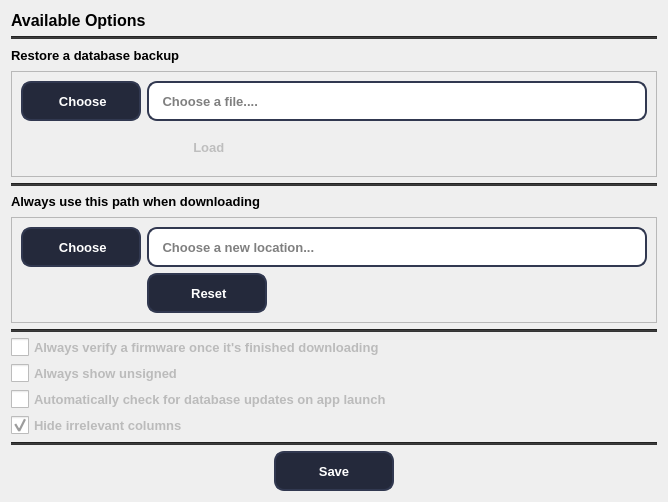
i0nsec/iFirmware-Toolkit, file UI/_config.ui: the form before one commit.
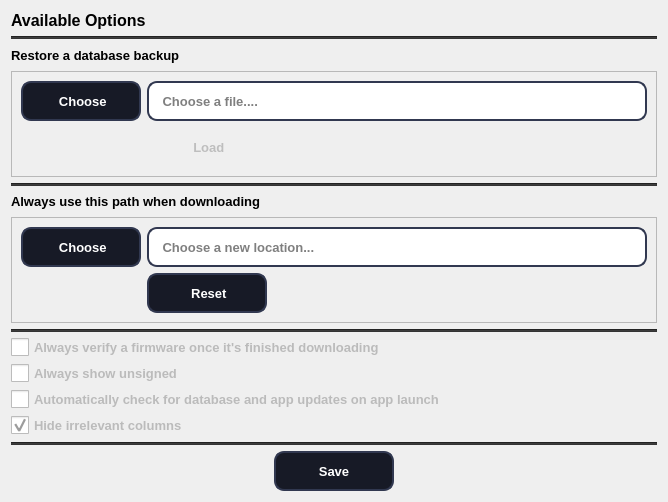
The form after the commit. Icons and pictures are not drawn.

The edit to the form file:
```diff
--- a/UI/_config.ui
+++ b/UI/_config.ui
@@ -138,7 +138,7 @@
      </property>
      <property name="styleSheet">
       <string notr="true">QPushButton {
-        background-color: #24293B;
+        background-color: #171A26;
         border: none;
         color: #fff;
  		border: 2px solid #313850;
@@ -243,7 +243,7 @@
         </property>
         <property name="styleSheet">
          <string notr="true">QPushButton {
-        background-color: #24293B;
+        background-color: #171A26;
         border: none;
         color: #fff;
  		border: 2px solid #313850;
@@ -350,7 +350,7 @@
         </property>
         <property name="styleSheet">
          <string notr="true">QPushButton {
-        background-color: #24293B;
+        background-color: #171A26;
         border: none;
         color: #fff;
  		border: 2px solid #313850;
@@ -567,7 +567,7 @@
 }</string>
      </property>
      <property name="text">
-      <string>Automatically check for database updates on app launch</string>
+      <string>Automatically check for database and app updates on app launch</string>
      </property>
     </widget>
    </item>
@@ -626,7 +626,7 @@
         </property>
         <property name="styleSheet">
          <string notr="true">QPushButton {
-        background-color: #24293B;
+        background-color: #171A26;
         border: none;
         color: #fff;
  		border: 2px solid #313850;
```
Left out of the diff: 4 changed lines with no effect on the pictures.
